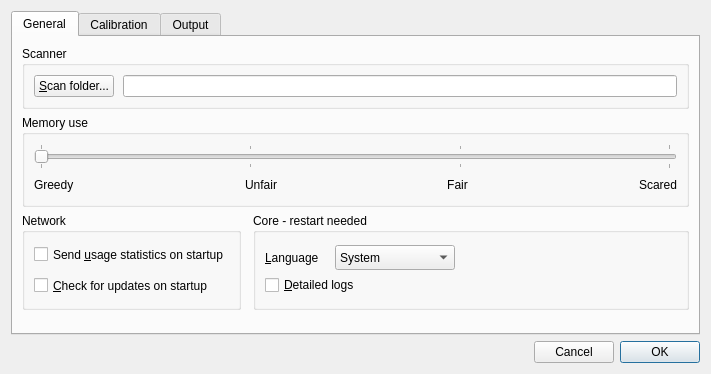
First picture: the form in src/als/ui/forms/prefs_ui.ui, repository deufrai/als, before the edit.
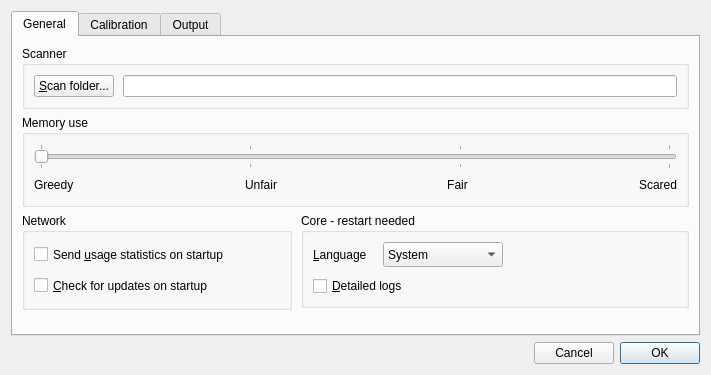
Second picture: the form after the edit. The open tabs and pages were chosen to show the change.

Commit message: better prefs layout

The edit to the form file:
```diff
--- a/src/als/ui/forms/prefs_ui.ui
+++ b/src/als/ui/forms/prefs_ui.ui
@@ -7,7 +7,7 @@
     <x>0</x>
     <y>0</y>
     <width>711</width>
-    <height>374</height>
+    <height>375</height>
    </rect>
   </property>
   <property name="minimumSize">
@@ -189,14 +189,17 @@
        <item>
         <layout class="QHBoxLayout" name="horizontalLayout_8">
          <property name="spacing">
-          <number>12</number>
+          <number>9</number>
          </property>
-         <item>
+         <item alignment="Qt::AlignTop">
           <widget class="QGroupBox" name="groupBox_8">
            <property name="title">
             <string>Network</string>
            </property>
            <layout class="QVBoxLayout" name="verticalLayout_4">
+            <property name="rightMargin">
+             <number>60</number>
+            </property>
             <item>
              <widget class="QCheckBox" name="chk_stats">
               <property name="minimumSize">
@@ -229,14 +232,14 @@
            </layout>
           </widget>
          </item>
-         <item>
+         <item alignment="Qt::AlignTop">
           <widget class="QGroupBox" name="groupBox_2">
            <property name="title">
             <string>Core - restart needed</string>
            </property>
            <layout class="QVBoxLayout" name="verticalLayout_5">
             <property name="spacing">
-             <number>2</number>
+             <number>9</number>
             </property>
             <item>
              <layout class="QHBoxLayout" name="horizontalLayout_2">
```
Left out of the diff: 17 changed lines with no effect on the pictures. The commit also changes 5 other files.
